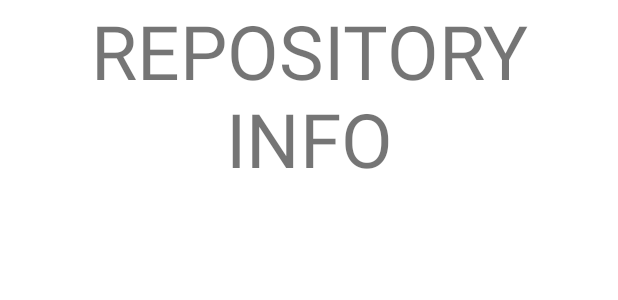
After one commit to GrishaninViacheslav/geekbrains-popular-libraries, an Android app: the layout fragment_repository.xml on its own in the app's theme, with its tools: preview values and no code run, on a phone screen of 412 x 824 dp. The commit adds this screen. Shown: the top 300 px of the screen. Run offline under Robolectric (Android 15) with nearby library versions, the phone set to English and light mode, and no system bars.

Commit message:
Решение задания 2 урока 5

```diff
--- a/app/src/main/java/geekbrains/slava_5655380/ui/presenters/user/UserPresenter.kt
+++ b/app/src/main/java/geekbrains/slava_5655380/ui/presenters/user/UserPresenter.kt
@@ -4,6 +4,7 @@ import com.github.terrakok.cicerone.Router
 import geekbrains.slava_5655380.domain.models.githubusers.GithubUser
 import geekbrains.slava_5655380.domain.models.githubusers.IGithubUsersRepo
 import geekbrains.slava_5655380.domain.models.githubusers.githubrepository.GithubRepository
+import geekbrains.slava_5655380.ui.views.Screens
 import geekbrains.slava_5655380.ui.views.fragments.user.UserView
 import geekbrains.slava_5655380.ui.views.fragments.user.adapter.RepositoryItemView
 import io.reactivex.android.schedulers.AndroidSchedulers
@@ -50,6 +51,11 @@ class UserPresenter(
         viewState.showUserData("LOGIN: ${user.login}")
         viewState.init()
         loadData()
+        repositoryListPresenter.itemClickListener = { itemView ->
+            with(repositoryListPresenter.repositories[itemView.pos]){
+                router.navigateTo(Screens.repository(this))
+            }
+        }
     }
 
     private fun loadData() {
--- a/app/src/main/java/geekbrains/slava_5655380/ui/views/Screens.kt
+++ b/app/src/main/java/geekbrains/slava_5655380/ui/views/Screens.kt
@@ -2,11 +2,15 @@ package geekbrains.slava_5655380.ui.views
 
 import com.github.terrakok.cicerone.androidx.FragmentScreen
 import geekbrains.slava_5655380.domain.models.githubusers.GithubUser
+import geekbrains.slava_5655380.domain.models.githubusers.githubrepository.GithubRepository
 import geekbrains.slava_5655380.ui.views.activity.IScreens
+import geekbrains.slava_5655380.ui.views.fragments.repository.RepositoryFragment
 import geekbrains.slava_5655380.ui.views.fragments.user.UserFragment
 import geekbrains.slava_5655380.ui.views.fragments.users.UsersFragment
 
 object Screens : IScreens {
     override fun users() = FragmentScreen { UsersFragment.newInstance() }
-    override fun user(user: GithubUser) = FragmentScreen {UserFragment.newInstance(user)}
+    override fun user(user: GithubUser) = FragmentScreen { UserFragment.newInstance(user) }
+    override fun repository(repository: GithubRepository) =
+        FragmentScreen { RepositoryFragment.newInstance(repository) }
 }
--- a/app/src/main/java/geekbrains/slava_5655380/ui/views/activity/IScreens.kt
+++ b/app/src/main/java/geekbrains/slava_5655380/ui/views/activity/IScreens.kt
@@ -2,8 +2,10 @@ package geekbrains.slava_5655380.ui.views.activity
 
 import com.github.terrakok.cicerone.Screen
 import geekbrains.slava_5655380.domain.models.githubusers.GithubUser
+import geekbrains.slava_5655380.domain.models.githubusers.githubrepository.GithubRepository
 
 interface IScreens {
     fun users(): Screen
     fun user(user: GithubUser): Screen
+    fun repository(repository: GithubRepository): Screen
 }
--- a/app/src/main/java/geekbrains/slava_5655380/ui/views/fragments/user/UserFragment.kt
+++ b/app/src/main/java/geekbrains/slava_5655380/ui/views/fragments/user/UserFragment.kt
@@ -19,14 +19,14 @@ import moxy.MvpAppCompatFragment
 import moxy.ktx.moxyPresenter
 
 class UserFragment : MvpAppCompatFragment(), UserView, BackButtonListener {
-    private val userId by lazy { requireArguments().getParcelable<GithubUser>(ARG_USER) }
+    private val user by lazy { requireArguments().getParcelable<GithubUser>(ARG_USER) }
     private val ARG_USER = "USER"
     private val view: FragmentUserBinding by viewBinding(createMethod = CreateMethod.INFLATE)
     private val presenter by moxyPresenter {
         UserPresenter(
             RetrofitGithubUsersRepo(ApiHolder.api),
             App.instance.router,
-            userId!!
+            user!!
         )
     }
 
--- /dev/null
+++ b/app/src/main/res/layout/fragment_repository.xml
@@ -0,0 +1,29 @@
+<?xml version="1.0" encoding="utf-8"?>
+<LinearLayout xmlns:android="http://schemas.android.com/apk/res/android"
+    xmlns:tools="http://schemas.android.com/tools"
+    android:layout_width="match_parent"
+    android:layout_height="match_parent"
+    android:orientation="vertical"
+    tools:context=".ui.views.fragments.user.UserFragment">
+
+    <TextView
+        android:layout_width="match_parent"
+        android:layout_height="wrap_content"
+        android:gravity="center_horizontal"
+        android:text="REPOSITORY INFO"
+        android:textSize="50sp" />
+
+    <TextView
+        android:id="@+id/tv_repository_name"
+        android:layout_width="match_parent"
+        android:layout_height="wrap_content"
+        android:layout_margin="10dp"
+        android:textSize="20sp" />
+
+    <TextView
+        android:id="@+id/tv_repository_description"
+        android:layout_width="match_parent"
+        android:layout_height="wrap_content"
+        android:layout_margin="10dp"
+        android:textSize="20sp" />
+</LinearLayout>
```
Also changed, not shown: app/src/main/java/geekbrains/slava_5655380/ui/presenters/repository/RepositoryPresenter.kt (added, +24 -0 lines), app/src/main/java/geekbrains/slava_5655380/ui/views/fragments/repository/RepositoryFragment.kt (added, +55 -0 lines), app/src/main/java/geekbrains/slava_5655380/ui/views/fragments/repository/RepositoryView.kt (added, +11 -0 lines).
